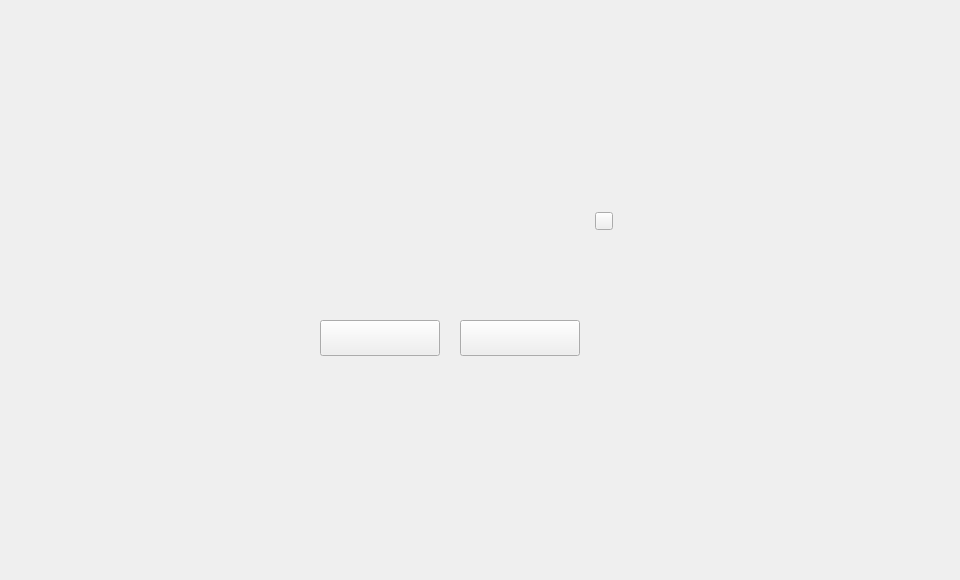
HcashOrg/hx-indicator, file commondialog.ui: the form before one commit.
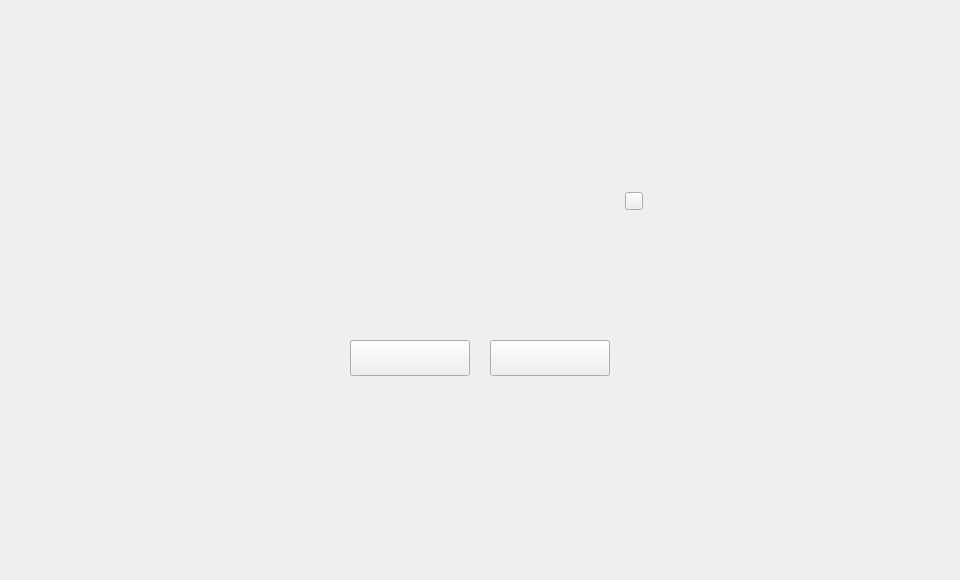
The form after the commit.

```diff
--- a/commondialog.ui
+++ b/commondialog.ui
@@ -25,17 +25,17 @@
    <widget class="QWidget" name="containerWidget" native="true">
     <property name="geometry">
      <rect>
-      <x>280</x>
-      <y>200</y>
-      <width>340</width>
-      <height>180</height>
+      <x>290</x>
+      <y>180</y>
+      <width>380</width>
+      <height>220</height>
      </rect>
     </property>
     <widget class="QLabel" name="textLabel">
      <property name="geometry">
       <rect>
-       <x>60</x>
-       <y>10</y>
+       <x>80</x>
+       <y>40</y>
        <width>220</width>
        <height>100</height>
       </rect>
@@ -64,8 +64,8 @@
     <widget class="QToolButton" name="okBtn">
      <property name="geometry">
       <rect>
-       <x>40</x>
-       <y>120</y>
+       <x>60</x>
+       <y>160</y>
        <width>120</width>
        <height>36</height>
       </rect>
@@ -88,8 +88,8 @@
     <widget class="QToolButton" name="cancelBtn">
      <property name="geometry">
       <rect>
-       <x>180</x>
-       <y>120</y>
+       <x>200</x>
+       <y>160</y>
        <width>120</width>
        <height>36</height>
       </rect>
@@ -112,7 +112,7 @@
     <widget class="QToolButton" name="closeBtn">
      <property name="geometry">
       <rect>
-       <x>315</x>
+       <x>335</x>
        <y>12</y>
        <width>18</width>
        <height>18</height>
```
